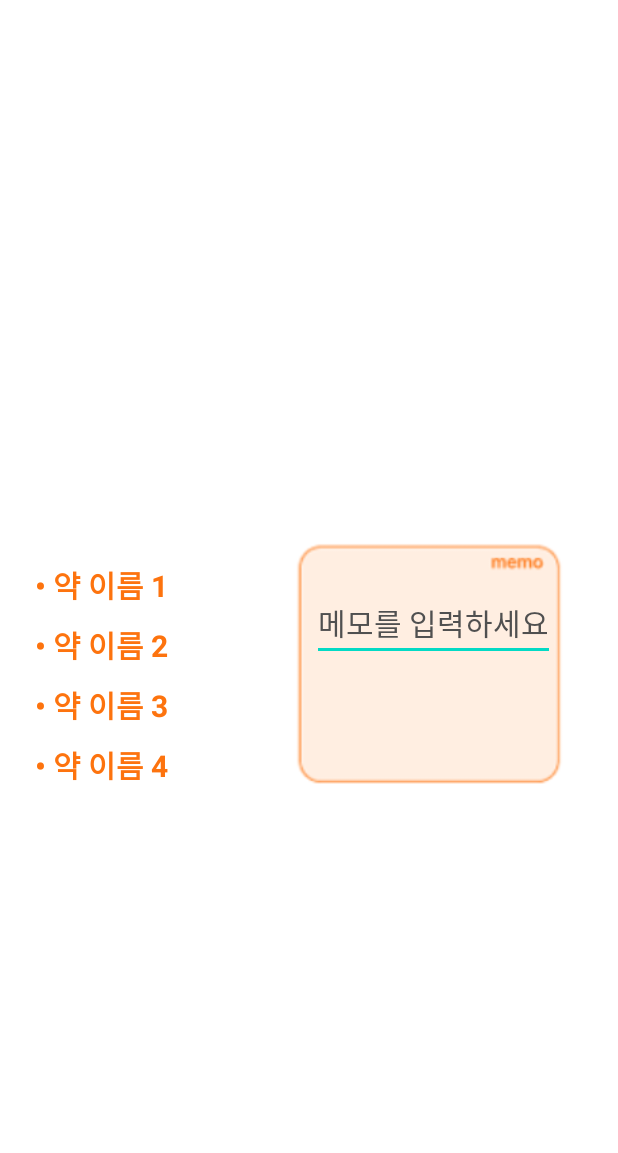
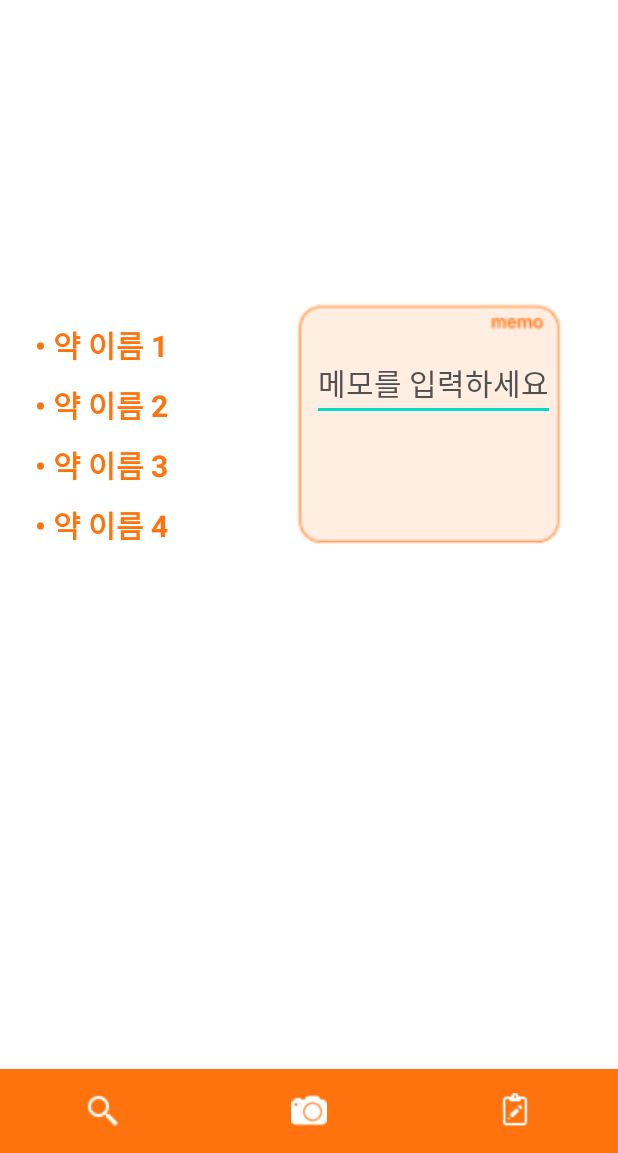
Before and after one commit to HeoJi-Hyun/Pharmacy_ex1, an Android app: the Home screen opened directly, with no data from a screen before it, on a phone screen of 412 x 824 dp, the part 83-1236 px from its top. Run offline under Robolectric (Android 15) with nearby library versions, the light colour scheme and no system bars; 1 statement that could not run was skipped.

Commit message:
하단탭(자바는 완성못함 ㅠ)튕길 수 있으니깐 메인화면 바로가 버튼은 누르지 마시길..

```diff
--- a/app/build.gradle
+++ b/app/build.gradle
@@ -35,6 +35,7 @@ dependencies {
     implementation 'androidx.constraintlayout:constraintlayout:2.1.4'
     implementation 'com.google.android.gms:play-services-maps:18.1.0'
     implementation 'com.google.android.gms:play-services-location:20.0.0'
+    implementation 'com.google.android.material:material:1.8.0-alpha01'
     testImplementation 'junit:junit:4.13.2'
     androidTestImplementation 'androidx.test.ext:junit:1.1.3'
     androidTestImplementation 'androidx.test.espresso:espresso-core:3.4.0'
--- a/app/src/main/AndroidManifest.xml
+++ b/app/src/main/AndroidManifest.xml
@@ -29,6 +29,10 @@
         <activity android:name=".JoinDialog" android:label="회원가입 다이얼로그"/>
         <activity android:name=".Home" android:label="지도"/>
         <activity android:name=".Alarm" android:label="알람기능"/>
+        <activity android:name="CameraFragment" android:label=""/>
+        <activity android:name="SearchFragment" android:label=""/>
+        <activity android:name="ReviewFragment" android:label=""/>
+
         <receiver android:name=".Alarm_Reciver" />
 
         <service
--- a/app/src/main/java/com/example/pharmacy_ex1/Home.java
+++ b/app/src/main/java/com/example/pharmacy_ex1/Home.java
@@ -2,50 +2,59 @@ package com.example.pharmacy_ex1;
 
 import android.app.Activity;
 
+import android.app.Fragment;
 import android.app.FragmentManager;
 import android.os.Bundle;
 import android.view.MenuItem;
+import android.view.View;
 
 import androidx.annotation.NonNull;
 
 import com.google.android.gms.maps.CameraUpdateFactory;
 import com.google.android.gms.maps.GoogleMap;
-import com.google.android.gms.maps.MapFragment;
 import com.google.android.gms.maps.OnMapReadyCallback;
 import com.google.android.gms.maps.model.LatLng;
 import com.google.android.gms.maps.model.MarkerOptions;
+import com.google.android.material.bottomnavigation.BottomNavigationView;
 import com.google.android.material.navigation.NavigationBarView;
+import androidx.appcompat.app.AppCompatActivity;
+import androidx.fragment.app.FragmentTransaction;
+
 
 public class Home extends Activity  implements OnMapReadyCallback{
-    private FragmentManager fragmentManager;
-    private MapFragment mapFragment;
 
-//    SettingFragment settingFragment;
-
-//    Button alarmStart;
-
+    Fragment cameraFragment;
+    Fragment searchFragment;
+    Fragment reviewFragment;
     @Override
     protected void onCreate(Bundle savedInstanceState) {
         super.onCreate(savedInstanceState);
         setContentView(R.layout.home);
 
-        fragmentManager = getFragmentManager();
-        mapFragment = (MapFragment)fragmentManager.findFragmentById(R.id.googleMap);
-        mapFragment.getMapAsync(this);
 
-//
-//        alarmStart = (Button) findViewById(R.id.alarm1);
-//
-//        alarmStart.setOnClickListener(new View.OnClickListener() {
-//            @Override
-//            public void onClick(View view) {
-//                Intent intent = new Intent(Home.this, Alarm.class);
-//                startActivity(intent);
-//            }
-//        });
 
+       getFragmentManager().beginTransaction().replace(R.id.containers,cameraFragment).commit();
+
+       NavigationBarView navigationBarView = findViewById(R.id.bottom_navigationview);
+       navigationBarView.setOnItemSelectedListener(new NavigationBarView.OnItemSelectedListener() {
+           @Override
+           public boolean onNavigationItemSelected(@NonNull MenuItem item) {
+
+               switch (item.getItemId()){
+                   case R.id.bottom_camera:
+                       getFragmentManager().beginTransaction().replace(R.id.containers, cameraFragment).commit();
+                       return true;
+                   case R.id.bottom_search:
+                       getFragmentManager().beginTransaction().replace(R.id.containers, searchFragment).commit();
+                       return true;
+                   case R.id.bottom_review:
+                       getFragmentManager().beginTransaction().replace(R.id.containers, reviewFragment).commit();
+                       return true;
+               }
+               return false;
+           }
+       });
     }
-
     @Override
     public void onMapReady(GoogleMap googleMap) {
         LatLng location = new LatLng(37.485284,126.901451);
@@ -55,10 +64,6 @@ public class Home extends Activity  implements OnMapReadyCallback{
         markerOptions.position(location);
         googleMap.addMarker(markerOptions);
 
-
-
         googleMap.moveCamera(CameraUpdateFactory.newLatLngZoom(location,16));
-
-
     }
 }
--- a/app/src/main/res/layout/home.xml
+++ b/app/src/main/res/layout/home.xml
@@ -4,12 +4,13 @@
     xmlns:tools="http://schemas.android.com/tools"
     android:layout_width="match_parent"
     android:layout_height="match_parent"
-    android:orientation="vertical">
+    android:orientation="vertical"
+    tools:context=".Home">
     <!--    tools:context=".Home"-->
 
             <FrameLayout
                 android:layout_width="match_parent"
-        android:layout_height="360dp"
+                android:layout_height="200dp"
                 android:layout_margin="20dp"
                 android:layout_weight="0">
 
@@ -107,7 +108,23 @@
                             android:textSize="20sp"
                             tools:ignore="TouchTargetSizeCheck,TouchTargetSizeCheck" />
                     </LinearLayout>
-
                 </FrameLayout>
             </LinearLayout>
+
+    <FrameLayout
+        android:id="@+id/containers"
+        android:layout_width="match_parent"
+        android:layout_height="0dp"
+        android:layout_weight="1">
+    </FrameLayout>
+
+    <com.google.android.material.bottomnavigation.BottomNavigationView
+        android:id="@+id/bottom_navigationview"
+        android:layout_width="match_parent"
+        android:layout_height="wrap_content"
+        android:layout_gravity="bottom"
+        app:labelVisibilityMode="unlabeled"
+        app:itemBackground="@color/pharmacy"
+        app:menu="@menu/bottom_menu"
+        app:itemIconTint="@color/white"/>
 </LinearLayout>
--- /dev/null
+++ b/app/src/main/res/menu/bottom_menu.xml
@@ -0,0 +1,25 @@
+<?xml version="1.0" encoding="utf-8"?>
+<menu xmlns:android="http://schemas.android.com/apk/res/android"
+    xmlns:app="http://schemas.android.com/apk/res-auto">
+    <item
+        android:id="@+id/bottom_search"
+        android:enabled="true"
+        android:icon="@drawable/search"
+        android:title="검색"
+        app:showAsAction="always"
+        />
+    <item
+        android:id="@+id/bottom_camera"
+        android:enabled="true"
+        android:icon="@drawable/camera"
+        android:title="카메라"
+        app:showAsAction="always"
+        />
+    <item
+        android:id="@+id/bottom_review"
+        android:enabled="true"
+        android:icon="@drawable/review"
+        android:title="리뷰"
+        app:showAsAction="always"
+        />
+</menu>
```
Also changed, not shown: app/src/main/java/com/example/pharmacy_ex1/CameraFragment.java (added, +23 -0 lines), app/src/main/java/com/example/pharmacy_ex1/ReviewFragment.java (added, +22 -0 lines), app/src/main/java/com/example/pharmacy_ex1/SearchFragment.java (added, +23 -0 lines), app/src/main/res/layout/camerfragment.xml (added, +18 -0 lines), app/src/main/res/layout/reviewfragment.xml (added, +17 -0 lines), app/src/main/res/layout/searchfragment.xml (added, +17 -0 lines). Lines whose indentation alone changed are shown as unchanged.
